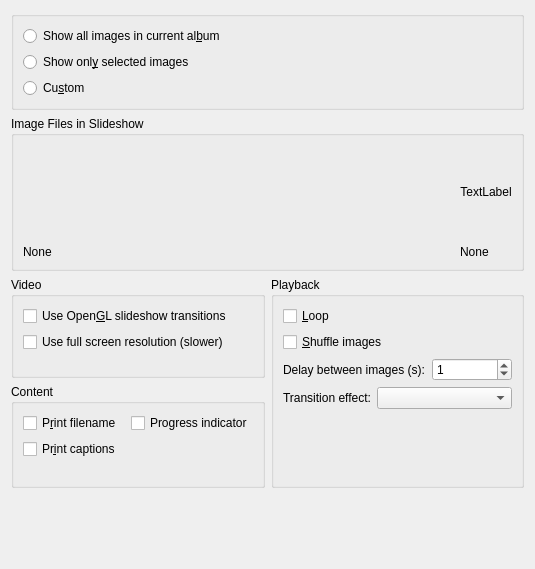
KDE/digikam, file utilities/presentation/dialogs/presentation_mainpage.ui: the form before one commit.
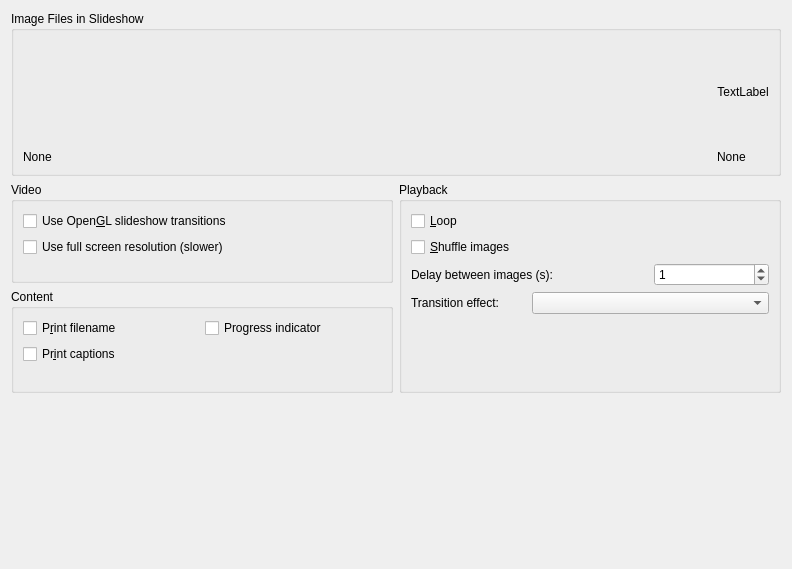
The form after the commit.

```diff
--- a/utilities/presentation/dialogs/presentation_mainpage.ui
+++ b/utilities/presentation/dialogs/presentation_mainpage.ui
@@ -6,44 +6,11 @@
    <rect>
     <x>0</x>
     <y>0</y>
-    <width>535</width>
+    <width>792</width>
     <height>569</height>
    </rect>
   </property>
   <layout class="QVBoxLayout" name="verticalLayout_7">
-   <item>
-    <widget class="QGroupBox" name="m_fileSrcButtonGroup">
-     <property name="title">
-      <string/>
-     </property>
-     <property name="checkable">
-      <bool>false</bool>
-     </property>
-     <layout class="QVBoxLayout" name="verticalLayout_2">
-      <item>
-       <widget class="QRadioButton" name="m_allFilesButton">
-        <property name="text">
-         <string>Show all images in current al&amp;bum</string>
-        </property>
-       </widget>
-      </item>
-      <item>
-       <widget class="QRadioButton" name="m_selectedFilesButton">
-        <property name="text">
-         <string>Show onl&amp;y selected images</string>
-        </property>
-       </widget>
-      </item>
-      <item>
-       <widget class="QRadioButton" name="m_customButton">
-        <property name="text">
-         <string>Cu&amp;stom</string>
-        </property>
-       </widget>
-      </item>
-     </layout>
-    </widget>
-   </item>
    <item>
     <widget class="QGroupBox" name="m_ImagesFilesGroup">
      <property name="whatsThis">
```
Left out of the diff: 2 changed lines with no effect on the pictures.
